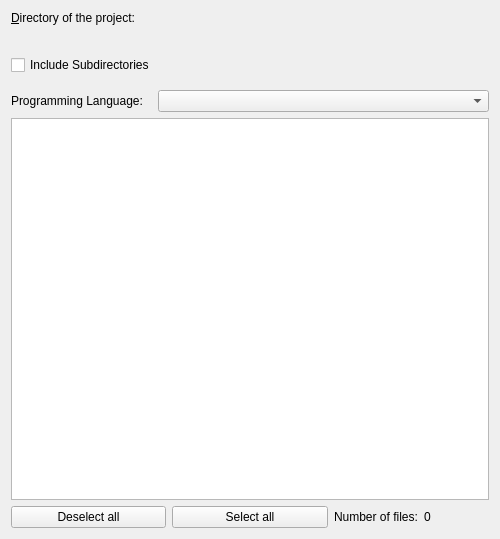
Before: the Qt Designer form umbrello/codeimpwizard/codeimpselectpage.ui in KDE/umbrello, drawn with Qt 5.
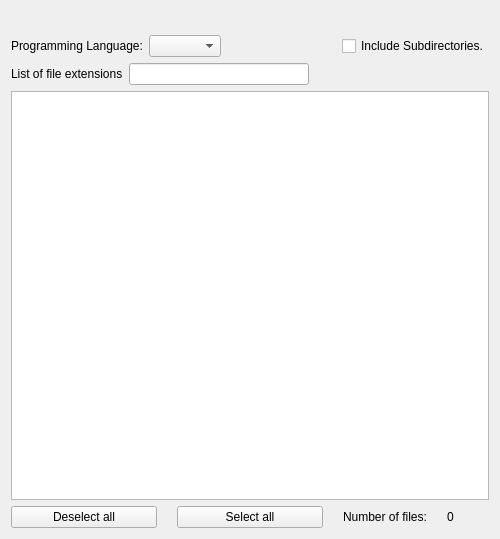
After: the same form once the commit is applied. Custom widgets are drawn as their Qt base class.

```diff
--- a/umbrello/codeimpwizard/codeimpselectpage.ui
+++ b/umbrello/codeimpwizard/codeimpselectpage.ui
@@ -21,63 +21,85 @@
   </property>
   <layout class="QVBoxLayout" name="verticalLayout">
    <item>
-    <layout class="QVBoxLayout" name="ui_topLayout">
-     <property name="spacing">
-      <number>15</number>
-     </property>
+    <widget class="QWidget" name="ui_inputWidget" native="true">
+     <layout class="QHBoxLayout" name="horizontalLayout">
+      <property name="spacing">
+       <number>20</number>
+      </property>
+     </layout>
+    </widget>
+   </item>
+   <item>
+    <layout class="QHBoxLayout" name="ui_languageLayout">
      <item>
-      <layout class="QVBoxLayout" name="ui_directoryLayout">
-       <item>
-        <widget class="QLabel" name="ui_URLRequesterLabel">
-         <property name="toolTip">
-          <string>The base directory that contains the project</string>
-         </property>
-         <property name="text">
-          <string>&amp;Directory of the project:</string>
-         </property>
-         <property name="wordWrap">
-          <bool>false</bool>
-         </property>
-         <property name="buddy">
-          <cstring>ui_kURL</cstring>
-         </property>
-        </widget>
-       </item>
-       <item>
-        <widget class="KUrlRequester" name="ui_kURL">
-         <property name="toolTip">
-          <string>The base directory that contains the project</string>
-         </property>
-        </widget>
-       </item>
-      </layout>
+      <widget class="QLabel" name="ui_languageLabel">
+       <property name="toolTip">
+        <string>The language of the project.</string>
+       </property>
+       <property name="text">
+        <string>Programming Language:</string>
+       </property>
+       <property name="wordWrap">
+        <bool>false</bool>
+       </property>
+      </widget>
+     </item>
+     <item>
+      <widget class="KComboBox" name="ui_languageBox"/>
+     </item>
+     <item>
+      <spacer name="ui_languageSpacer">
+       <property name="orientation">
+        <enum>Qt::Horizontal</enum>
+       </property>
+       <property name="sizeHint" stdset="0">
+        <size>
+         <width>20</width>
+         <height>20</height>
+        </size>
+       </property>
+      </spacer>
      </item>
      <item>
       <widget class="QCheckBox" name="ui_subdirCheckBox">
        <property name="text">
-        <string>Include Subdirectories</string>
+        <string>Include Subdirectories.</string>
        </property>
       </widget>
      </item>
+    </layout>
+   </item>
+   <item>
+    <layout class="QHBoxLayout" name="ui_fileExtLayout">
      <item>
-      <layout class="QFormLayout" name="ui_languageLayout">
-       <item row="0" column="0">
-        <widget class="QLabel" name="ui_languageLabel">
-         <property name="toolTip">
-          <string>The language of the project</string>
-         </property>
-         <property name="text">
-          <string>Programming Language:</string>
-         </property>
-         <property name="wordWrap">
-          <bool>false</bool>
-         </property>
-        </widget>
-       </item>
-       <item row="0" column="1">
-        <widget class="KComboBox" name="ui_languageBox"/>
-       </item>
-      </layout>
+      <widget class="QLabel" name="ui_fileExtLabel">
+       <property name="text">
+        <string>List of file extensions</string>
+       </property>
+      </widget>
+     </item>
+     <item>
+      <widget class="QLineEdit" name="ui_fileExtLineEdit">
+       <property name="maximumSize">
+        <size>
+         <width>180</width>
+         <height>16777215</height>
+        </size>
+       </property>
+      </widget>
+     </item>
+     <item>
+      <spacer name="ui_fileExtSpacer">
+       <property name="orientation">
+        <enum>Qt::Horizontal</enum>
+       </property>
+       <property name="sizeHint" stdset="0">
+        <size>
+         <width>30</width>
+         <height>20</height>
+        </size>
+       </property>
+      </spacer>
      </item>
     </layout>
    </item>
@@ -86,6 +108,9 @@
    </item>
    <item>
     <layout class="QHBoxLayout" name="ui_commandButtonLayout">
+     <property name="spacing">
+      <number>20</number>
+     </property>
      <item>
       <widget class="QPushButton" name="ui_deselectAllButton">
        <property name="text">
@@ -126,12 +151,6 @@
   </layout>
  </widget>
  <customwidgets>
-  <customwidget>
-   <class>KUrlRequester</class>
-   <extends>QFrame</extends>
-   <header>kurlrequester.h</header>
-   <container>1</container>
-  </customwidget>
   <customwidget>
    <class>KComboBox</class>
    <extends>QComboBox</extends>
```
